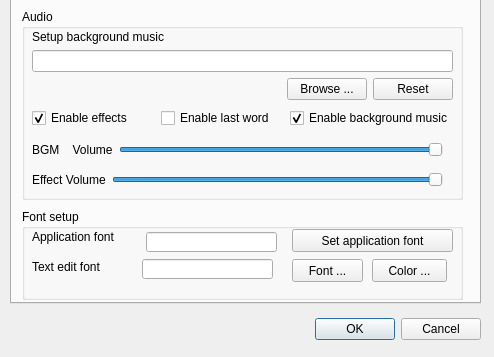
First picture: the form in src/dialog/configdialog.ui, repository Lycio/FolkExtensionMod, before the edit; both pictures show x 0 to 494 and y 177 to 534 of the 494 by 534 pixel window.
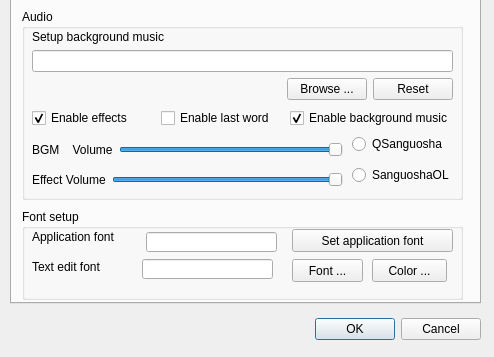
Second picture: the form after the edit. The open tabs and pages were chosen to show the change.

Patch:
```diff
--- a/src/dialog/configdialog.ui
+++ b/src/dialog/configdialog.ui
@@ -148,7 +148,7 @@
        <rect>
         <x>10</x>
         <y>130</y>
-        <width>411</width>
+        <width>311</width>
         <height>21</height>
        </rect>
       </property>
@@ -183,7 +183,7 @@
        <rect>
         <x>10</x>
         <y>160</y>
-        <width>411</width>
+        <width>311</width>
         <height>21</height>
        </rect>
       </property>
@@ -213,6 +213,32 @@
        </item>
       </layout>
      </widget>
+     <widget class="QWidget" name="verticalLayoutWidget">
+      <property name="geometry">
+       <rect>
+        <x>330</x>
+        <y>120</y>
+        <width>101</width>
+        <height>62</height>
+       </rect>
+      </property>
+      <layout class="QVBoxLayout" name="EditionVLayout">
+       <item>
+        <widget class="QRadioButton" name="qsanguoshaRdo">
+         <property name="text">
+          <string>QSanguosha</string>
+         </property>
+        </widget>
+       </item>
+       <item>
+        <widget class="QRadioButton" name="sanguoshaolRdo">
+         <property name="text">
+          <string>SanguoshaOL</string>
+         </property>
+        </widget>
+       </item>
+      </layout>
+     </widget>
     </widget>
     <widget class="QGroupBox" name="bgGroupBox">
      <property name="geometry">
```
Left out of the diff: 2 changed lines with no effect on the pictures.
